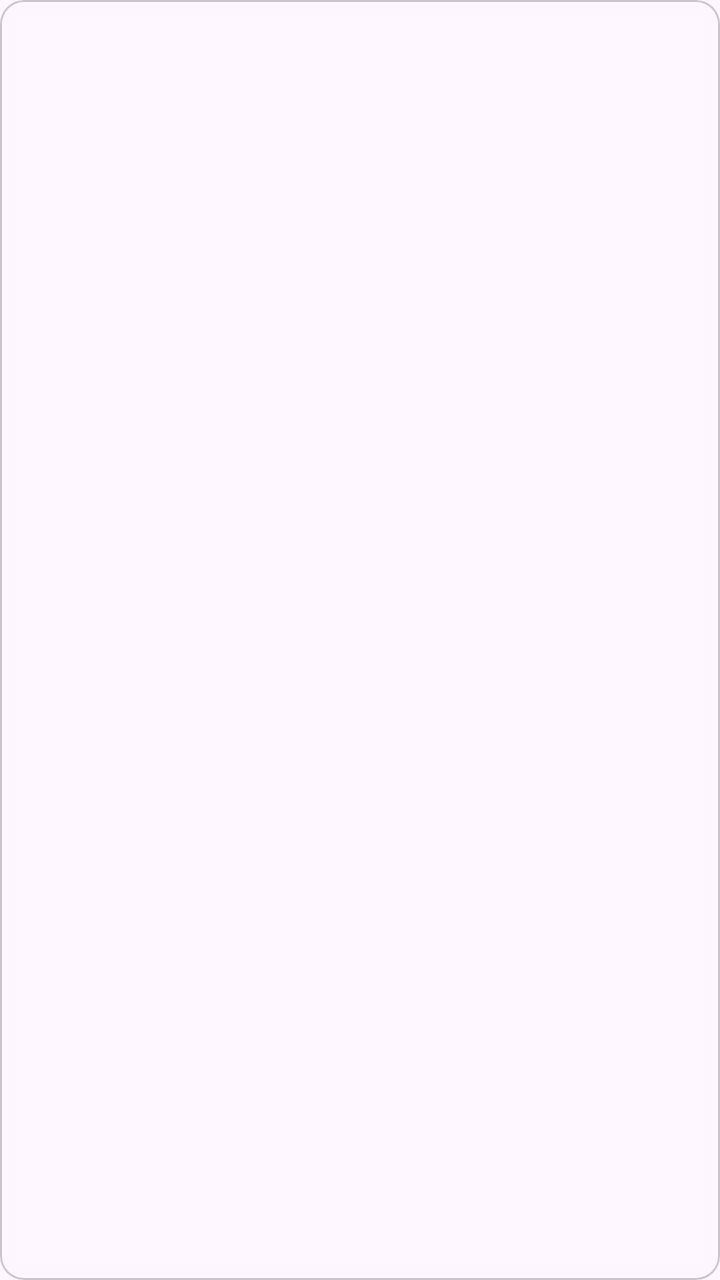
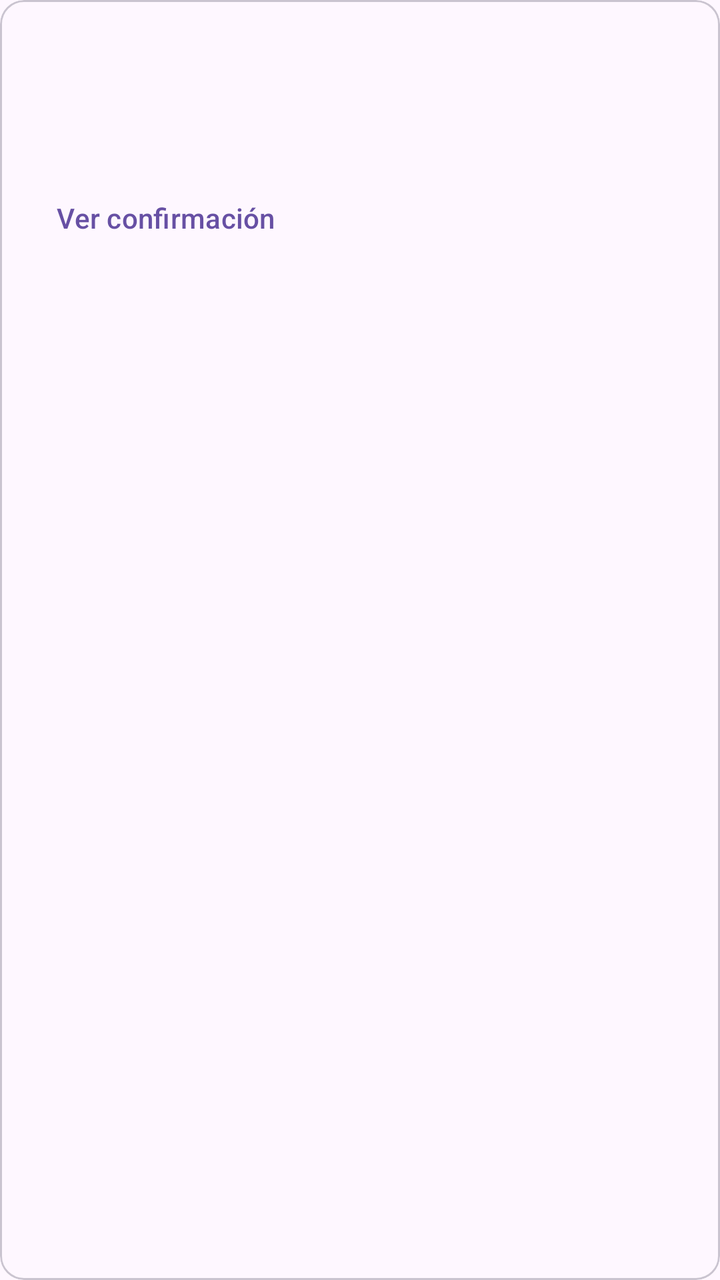

The first picture is an Android layout as it rendered before a commit; the second is the same layout after the commit. The layout source and the unified diff follow.
<!-- AndroidManifest.xml: application theme Theme.Solventa -->
<!-- res/layout/item_poliza.xml -->
<?xml version="1.0" encoding="utf-8"?>
<com.google.android.material.card.MaterialCardView xmlns:android="http://schemas.android.com/apk/res/android"
    style="@style/Widget.Material3.CardView.Outlined"
    android:layout_width="match_parent"
    android:layout_height="wrap_content"
    android:layout_marginBottom="12dp"
    android:clickable="true"
    android:focusable="true">

    <LinearLayout
        android:layout_width="match_parent"
        android:layout_height="wrap_content"
        android:orientation="vertical"
        android:padding="16dp">

        <LinearLayout
            android:layout_width="match_parent"
            android:layout_height="wrap_content"
            android:gravity="center_vertical"
            android:orientation="horizontal">

            <TextView
                android:id="@+id/producto"
                android:layout_width="0dp"
                android:layout_height="wrap_content"
                android:layout_weight="1"
                android:textAppearance="?attr/textAppearanceTitleMedium" />

            <TextView
                android:id="@+id/estado"
                android:layout_width="wrap_content"
                android:layout_height="wrap_content"
                android:layout_marginStart="8dp"
                android:textAppearance="?attr/textAppearanceLabelLarge"
                android:textColor="?attr/colorPrimary" />
        </LinearLayout>

        <TextView
            android:id="@+id/numero"
            android:layout_width="wrap_content"
            android:layout_height="wrap_content"
            android:layout_marginTop="4dp"
            android:textAppearance="?attr/textAppearanceBodyMedium" />

        <TextView
            android:id="@+id/vigencia"
            android:layout_width="wrap_content"
            android:layout_height="wrap_content"
            android:layout_marginTop="4dp"
            android:textAppearance="?attr/textAppearanceBodySmall" />
    </LinearLayout>
</com.google.android.material.card.MaterialCardView>
<!-- resources referenced by this layout -->
<resources>
  <style name="Theme.Solventa" parent="Theme.Material3.DayNight.NoActionBar" />
</resources>

<!-- the commit's change to res/layout/item_poliza.xml (unified diff, before → after) -->
@@ -48,5 +48,15 @@
             android:layout_height="wrap_content"
             android:layout_marginTop="4dp"
             android:textAppearance="?attr/textAppearanceBodySmall" />
+
+        
+        <com.google.android.material.button.MaterialButton
+            android:id="@+id/verConfirmacion"
+            style="@style/Widget.Material3.Button.TextButton"
+            android:layout_width="wrap_content"
+            android:layout_height="wrap_content"
+            android:layout_marginTop="4dp"
+            android:minHeight="48dp"
+            android:text="@string/confirmacion_ver" />
     </LinearLayout>
 </com.google.android.material.card.MaterialCardView>
<!-- resource entries referenced after the edit -->
@@ -1,5 +1,6 @@
 <!-- resources referenced by this layout -->
 <resources>
+  <string name="confirmacion_ver">Ver confirmación</string>
   <style name="Theme.Solventa" parent="Theme.Material3.DayNight.NoActionBar" />
 </resources>
 
